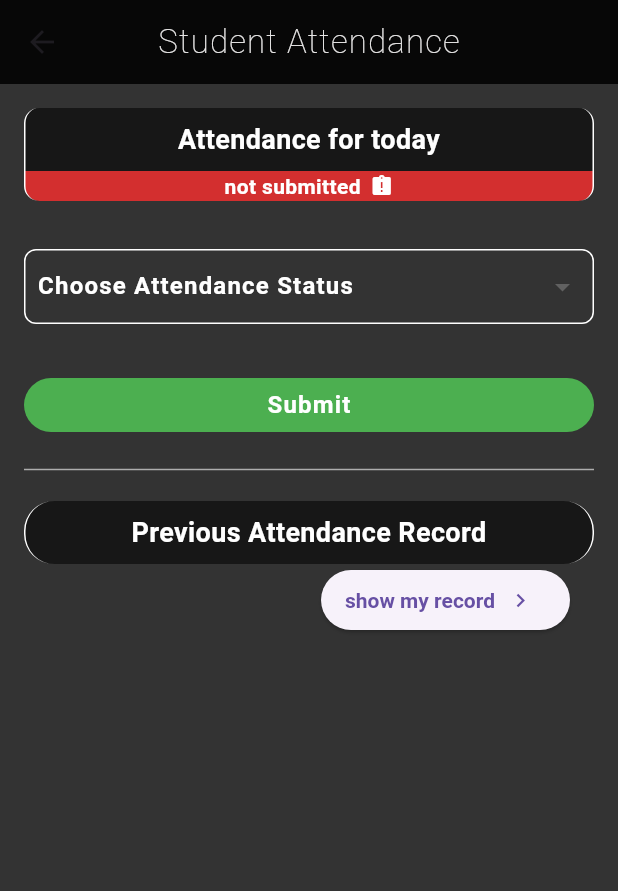
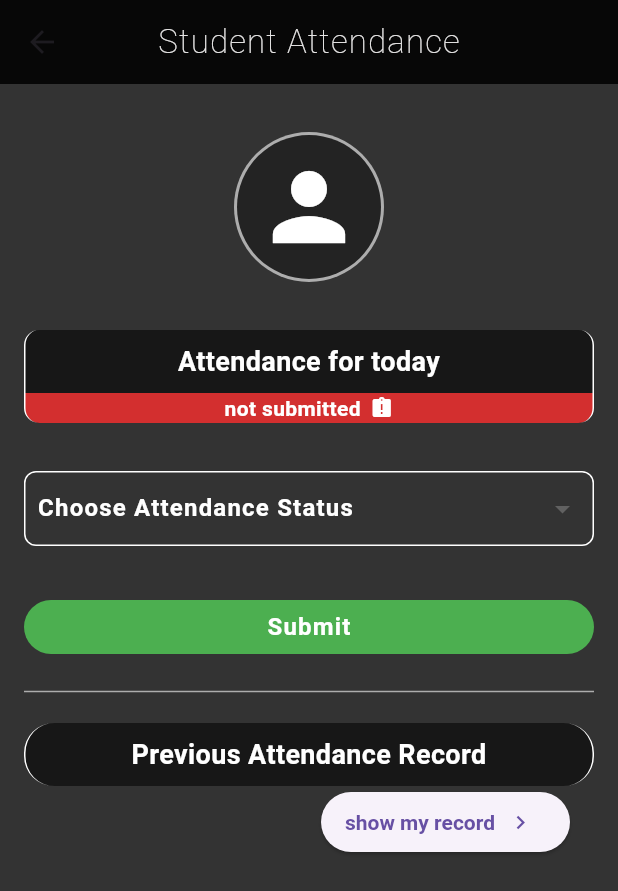
Before and after one commit to abdullah-works/Attendance-Management-System-App, a Flutter app: the UserPanel screen opened directly, on a phone screen of 412 x 824 dp. Shown: the top 891 px of the screen. Run offline on Flutter 3.47's test engine with Material 3 defaults, Android fonts, the light colour scheme and no system bars; our stand-ins replace cloud_firestore, firebase_auth, firebase_core, flutter_spinkit, internet_connection_checker_plus; accounts and stored records are empty.

Commit message:
added circle avatar for user profile picture

```diff
--- a/lib/screens/user_panel.dart
+++ b/lib/screens/user_panel.dart
@@ -32,6 +32,23 @@ class _UserPanelState extends State<UserPanel> {
         child: Column(
           crossAxisAlignment: CrossAxisAlignment.start,
           children: [
+            const SizedBox(height: 16),
+            Center(
+              child: CircleAvatar(
+                radius: 50,
+                backgroundColor: Colors.white60,
+                child: CircleAvatar(
+                  radius: 48,
+                  backgroundColor: Colors.black.withOpacity(0.8),
+                  child: const Icon(
+                    Icons.person,
+                    size: 72,
+                    color: Colors.white,
+                  ),
+                ),
+              ),
+            ),
+            const SizedBox(height: 32),
             Container(
               width: double.infinity,
               padding: const EdgeInsets.symmetric(vertical: 8, horizontal: 10),
```
